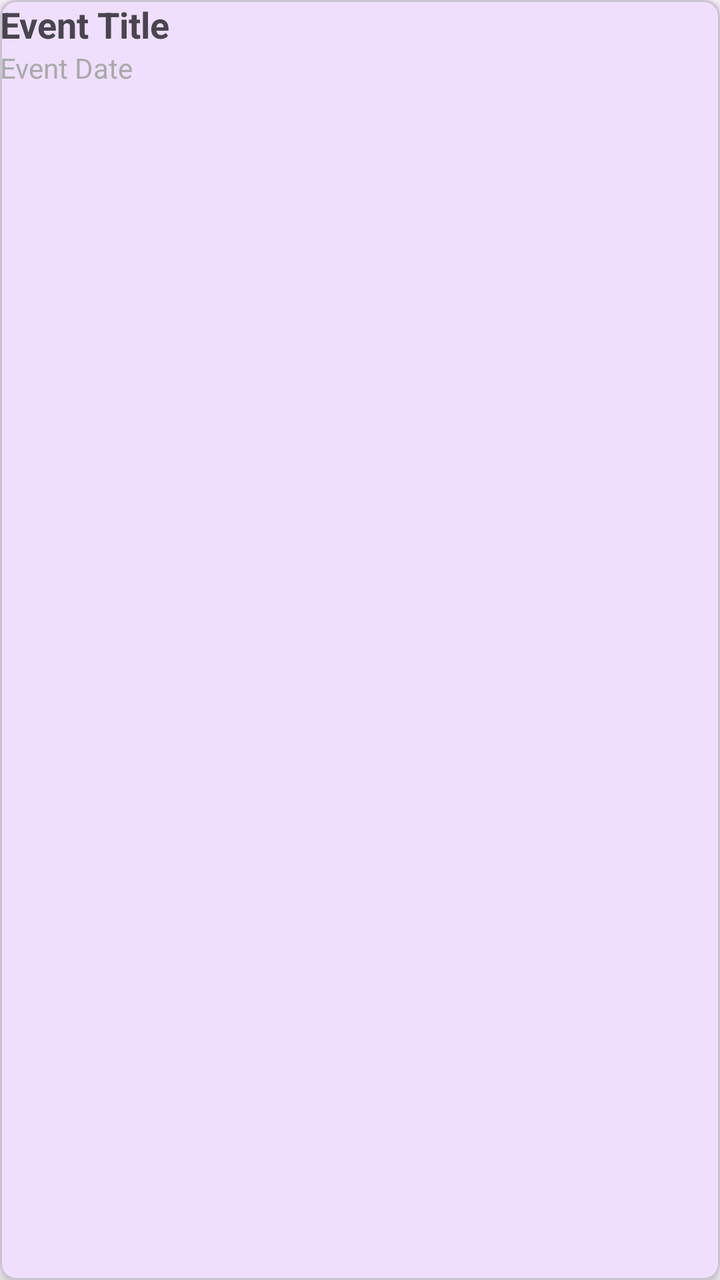
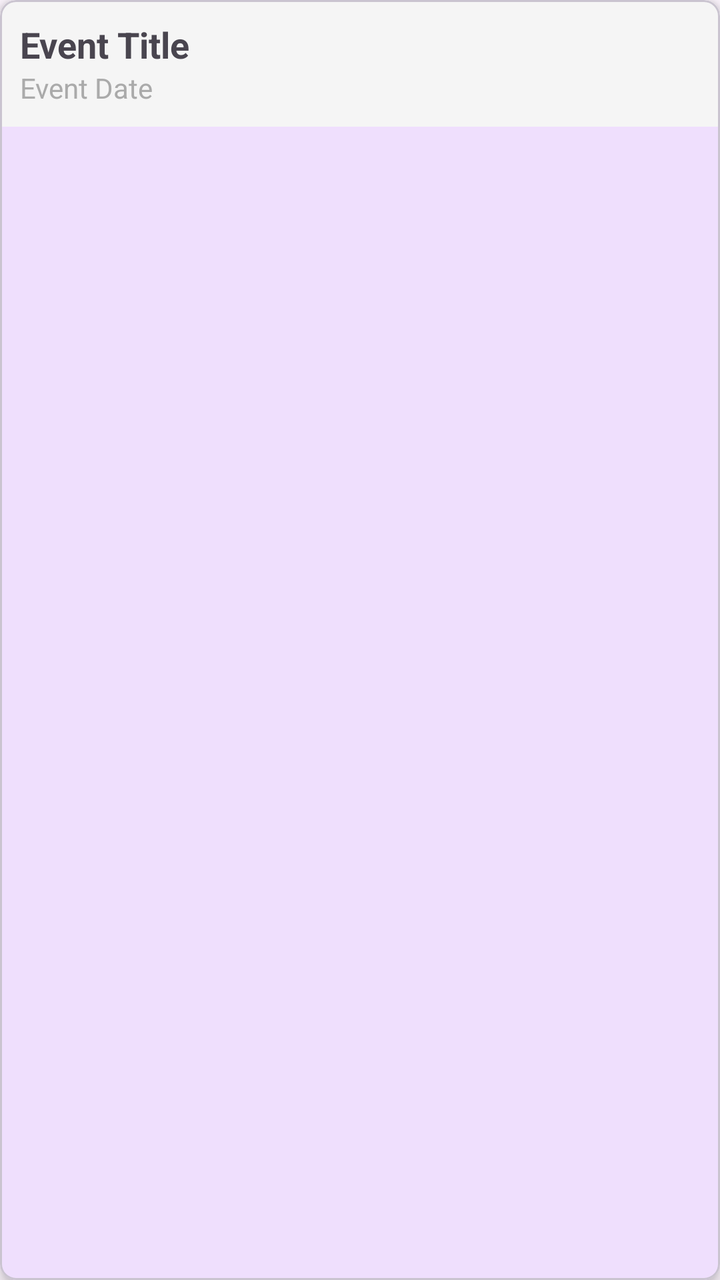

Before-and-after screenshots of an Android layout around one commit, followed by the original layout XML and the change that was made.
<!-- AndroidManifest.xml: application theme Theme.EventsPlatformAndroidUI -->
<!-- res/layout/item_event.xml -->
<?xml version="1.0" encoding="utf-8"?>
<com.google.android.material.card.MaterialCardView
    xmlns:android="http://schemas.android.com/apk/res/android"
    xmlns:app="http://schemas.android.com/apk/res-auto"
    android:layout_width="match_parent"
    android:layout_height="wrap_content"
    app:cardElevation="4dp"
    app:cardCornerRadius="8dp"
    android:layout_margin="8dp">

    <LinearLayout
        android:layout_width="match_parent"
        android:layout_height="wrap_content"
        android:orientation="vertical">

        <TextView
            android:id="@+id/eventTitle"
            android:layout_width="wrap_content"
            android:layout_height="wrap_content"
            android:text="Event Title"
            android:textSize="18sp"
            android:textStyle="bold" />

        <TextView
            android:id="@+id/eventDate"
            android:layout_width="wrap_content"
            android:layout_height="wrap_content"
            android:text="Event Date"
            android:textSize="14sp"
            android:textColor="@android:color/darker_gray"/>
    </LinearLayout>
</com.google.android.material.card.MaterialCardView>
<!-- resources referenced by this layout -->
<resources>
  <style name="Theme.EventsPlatformAndroidUI" parent="Theme.Material3.DayNight">
          
          <item name="colorPrimary">@color/purple_500</item>
          <item name="colorPrimaryVariant">@color/purple_700</item>
          <item name="colorOnPrimary">@color/white</item>
          
          <item name="colorSecondary">@color/teal_200</item>
          <item name="colorSecondaryVariant">@color/teal_700</item>
          <item name="colorOnSecondary">@color/black</item>
          
          <item name="android:statusBarColor">?attr/colorPrimaryVariant</item>
          
      </style>
  <color name="purple_500">#FF6200EE</color>
  <color name="purple_700">#FF3700B3</color>
  <color name="white">#FFFFFFFF</color>
  <color name="teal_200">#FF03DAC5</color>
  <color name="teal_700">#FF018786</color>
  <color name="black">#FF000000</color>
</resources>

<!-- the commit's change to res/layout/item_event.xml (unified diff, before → after) -->
@@ -11,7 +11,9 @@
     <LinearLayout
         android:layout_width="match_parent"
         android:layout_height="wrap_content"
-        android:orientation="vertical">
+        android:orientation="vertical"
+        android:background="#F5F5F5"
+        android:padding="10dp">
 
         <TextView
             android:id="@+id/eventTitle"
<!-- resource entries referenced after the edit -->
@@ -12,6 +12,7 @@
           
           <item name="android:statusBarColor">?attr/colorPrimaryVariant</item>
           
+          <item name="textInputStyle">@style/Widget.MaterialComponents.TextInputLayout.OutlinedBox</item>
       </style>
   <color name="purple_500">#FF6200EE</color>
   <color name="purple_700">#FF3700B3</color>
